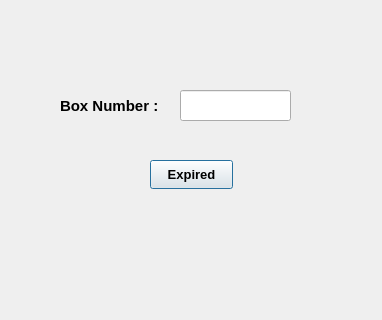
This is expiredbox.ui in sahariajf/ExpiryGuard as Qt 5 draws it before an edit. The edited form follows.
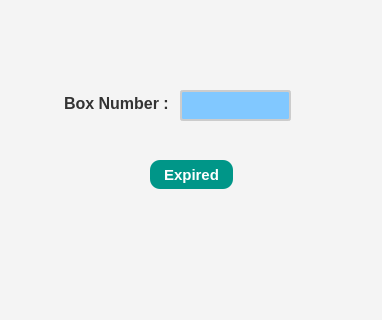
This is the edited form.

Commit message: updated ui with css style sheet

Patch:
```diff
--- a/expiredbox.ui
+++ b/expiredbox.ui
@@ -19,6 +19,83 @@
   <property name="windowTitle">
    <string>Expired Box</string>
   </property>
+  <property name="styleSheet">
+   <string notr="true">
+QWidget {
+    background-color: #f4f4f4; 
+    color: #333; 
+}
+
+
+QMainWindow {
+    background-color: #ffffff;
+}
+
+
+QHeaderView {
+    background-color: #009688; 
+    color: #ffffff; 
+}
+
+
+QPushButton {
+    background-color: #009688; 
+    color: #ffffff; 
+    border: none; 
+    border-radius: 10px; 
+    padding: 5px; 
+    font-size: 15px; 
+}
+
+QPushButton:hover {
+    background-color: #00796b; 
+}
+
+
+
+
+
+QLabel {
+    font-size: 16px; 
+    margin-bottom: 5px; 
+}
+
+
+QListView {
+    background-color:rgb(193, 201, 255); 
+    border: 1px solid #ccc; 
+    border-radius: 7px;
+	
+}
+
+
+QScrollBar:vertical {
+    border: 1px solid #ccc; 
+    background: #f4f4f4;
+    width: 12px; 
+}
+
+QScrollBar::handle:vertical {
+    background: #009688; 
+    min-height: 20px;
+}
+
+QScrollBar::add-line:vertical, 
+QScrollBar::sub-line:vertical {
+    background: none; 
+}
+
+QLineEdit{
+ border: 2px solid #ccc; 
+    border-radius: 3px; 
+    padding: 5px; 
+    font-size: 16px; 
+    color: rgb(165, 0, 0);
+    background-color: rgb(129, 200, 255);
+	font-weight : bold;
+}
+</string>
+  </property>
   <widget class="QPushButton" name="pushButton">
    <property name="geometry">
     <rect>
@@ -30,7 +107,7 @@
    </property>
    <property name="font">
     <font>
-     <pointsize>10</pointsize>
+     <pointsize>-1</pointsize>
      <bold>true</bold>
     </font>
    </property>
@@ -49,7 +126,7 @@
    </property>
    <property name="font">
     <font>
-     <pointsize>11</pointsize>
+     <pointsize>-1</pointsize>
      <bold>true</bold>
     </font>
    </property>
```
The commit also changes 8 other files.
